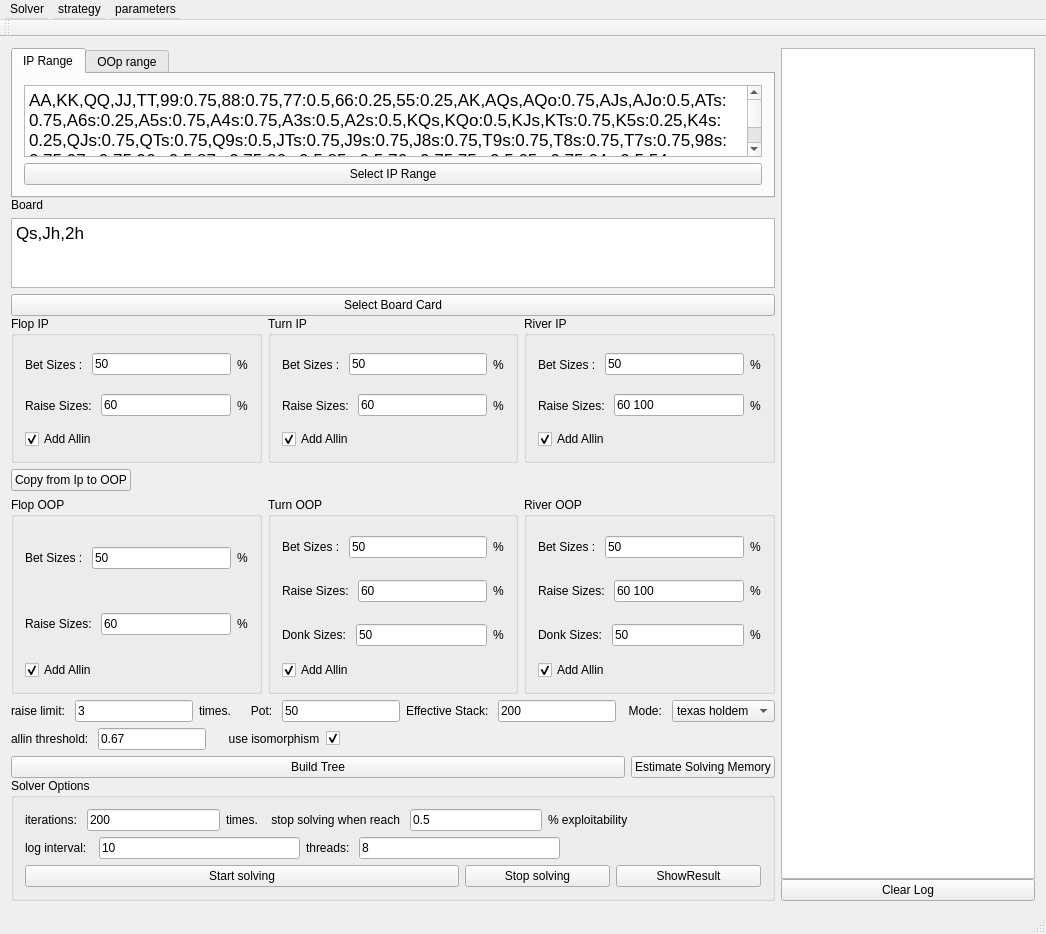
Above: mainwindow.ui from bupticybee/TexasSolver before the change. Below: the same form after it.
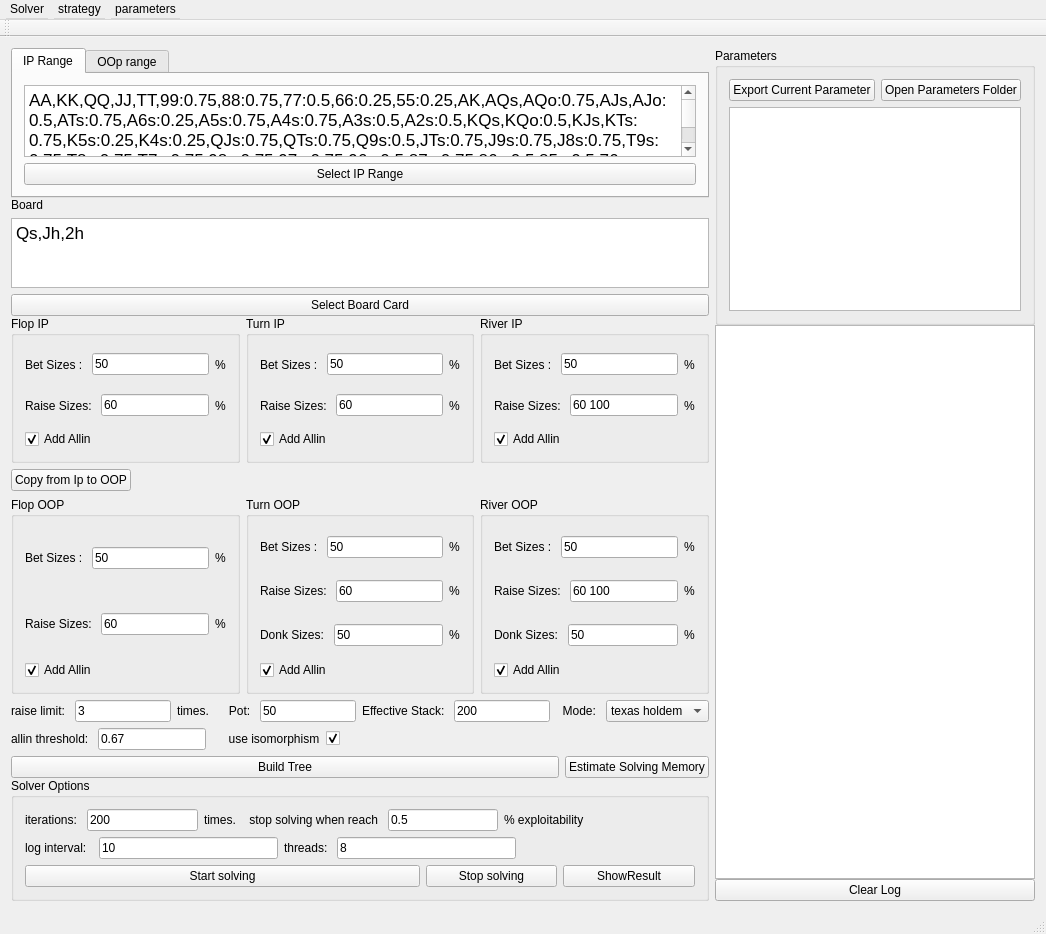
That is the form after the change. Custom widgets are drawn as their Qt base class.

Commit message: :new: parameter selector window and range selector tree view

What changed in the file:
```diff
--- a/mainwindow.ui
+++ b/mainwindow.ui
@@ -38,8 +38,8 @@
                <string>&lt;!DOCTYPE HTML PUBLIC &quot;-//W3C//DTD HTML 4.0//EN&quot; &quot;http://www.w3.org/TR/REC-html40/strict.dtd&quot;&gt;
 &lt;html&gt;&lt;head&gt;&lt;meta name=&quot;qrichtext&quot; content=&quot;1&quot; /&gt;&lt;style type=&quot;text/css&quot;&gt;
 p, li { white-space: pre-wrap; }
-&lt;/style&gt;&lt;/head&gt;&lt;body style=&quot; font-family:'.AppleSystemUIFont'; font-size:13pt; font-weight:400; font-style:normal;&quot;&gt;
-&lt;p style=&quot; margin-top:0px; margin-bottom:0px; margin-left:0px; margin-right:0px; -qt-block-indent:0; text-indent:0px;&quot;&gt;AA,KK,QQ,JJ,TT,99:0.75,88:0.75,77:0.5,66:0.25,55:0.25,AK,AQs,AQo:0.75,AJs,AJo:0.5,ATs:0.75,A6s:0.25,A5s:0.75,A4s:0.75,A3s:0.5,A2s:0.5,KQs,KQo:0.5,KJs,KTs:0.75,K5s:0.25,K4s:0.25,QJs:0.75,QTs:0.75,Q9s:0.5,JTs:0.75,J9s:0.75,J8s:0.75,T9s:0.75,T8s:0.75,T7s:0.75,98s:0.75,97s:0.75,96s:0.5,87s:0.75,86s:0.5,85s:0.5,76s:0.75,75s:0.5,65s:0.75,64s:0.5,54s:0.75,53s:0.5,43s:0.5&lt;/p&gt;&lt;/body&gt;&lt;/html&gt;</string>
+&lt;/style&gt;&lt;/head&gt;&lt;body style=&quot; font-family:'SimSun'; font-size:9pt; font-weight:400; font-style:normal;&quot;&gt;
+&lt;p style=&quot; margin-top:0px; margin-bottom:0px; margin-left:0px; margin-right:0px; -qt-block-indent:0; text-indent:0px;&quot;&gt;&lt;span style=&quot; font-family:'.AppleSystemUIFont'; font-size:13pt;&quot;&gt;AA,KK,QQ,JJ,TT,99:0.75,88:0.75,77:0.5,66:0.25,55:0.25,AK,AQs,AQo:0.75,AJs,AJo:0.5,ATs:0.75,A6s:0.25,A5s:0.75,A4s:0.75,A3s:0.5,A2s:0.5,KQs,KQo:0.5,KJs,KTs:0.75,K5s:0.25,K4s:0.25,QJs:0.75,QTs:0.75,Q9s:0.5,JTs:0.75,J9s:0.75,J8s:0.75,T9s:0.75,T8s:0.75,T7s:0.75,98s:0.75,97s:0.75,96s:0.5,87s:0.75,86s:0.5,85s:0.5,76s:0.75,75s:0.5,65s:0.75,64s:0.5,54s:0.75,53s:0.5,43s:0.5&lt;/span&gt;&lt;/p&gt;&lt;/body&gt;&lt;/html&gt;</string>
               </property>
              </widget>
             </item>
@@ -96,8 +96,8 @@
            <string>&lt;!DOCTYPE HTML PUBLIC &quot;-//W3C//DTD HTML 4.0//EN&quot; &quot;http://www.w3.org/TR/REC-html40/strict.dtd&quot;&gt;
 &lt;html&gt;&lt;head&gt;&lt;meta name=&quot;qrichtext&quot; content=&quot;1&quot; /&gt;&lt;style type=&quot;text/css&quot;&gt;
 p, li { white-space: pre-wrap; }
-&lt;/style&gt;&lt;/head&gt;&lt;body style=&quot; font-family:'.AppleSystemUIFont'; font-size:13pt; font-weight:400; font-style:normal;&quot;&gt;
-&lt;p style=&quot; margin-top:0px; margin-bottom:0px; margin-left:0px; margin-right:0px; -qt-block-indent:0; text-indent:0px;&quot;&gt;Qs,Jh,2h&lt;/p&gt;&lt;/body&gt;&lt;/html&gt;</string>
+&lt;/style&gt;&lt;/head&gt;&lt;body style=&quot; font-family:'SimSun'; font-size:9pt; font-weight:400; font-style:normal;&quot;&gt;
+&lt;p style=&quot; margin-top:0px; margin-bottom:0px; margin-left:0px; margin-right:0px; -qt-block-indent:0; text-indent:0px;&quot;&gt;&lt;span style=&quot; font-family:'.AppleSystemUIFont'; font-size:13pt;&quot;&gt;Qs,Jh,2h&lt;/span&gt;&lt;/p&gt;&lt;/body&gt;&lt;/html&gt;</string>
           </property>
          </widget>
         </item>
@@ -957,10 +957,63 @@
      </layout>
     </item>
     <item>
-     <layout class="QVBoxLayout" name="infoLayout">
+     <layout class="QVBoxLayout" name="infoLayout" stretch="1,2,0">
       <property name="spacing">
        <number>0</number>
       </property>
+      <item>
+       <layout class="QVBoxLayout" name="verticalLayout_10" stretch="1">
+        <item>
+         <widget class="QGroupBox" name="groupBox_8">
+          <property name="title">
+           <string>Parameters</string>
+          </property>
+          <layout class="QVBoxLayout" name="verticalLayout_11">
+           <item>
+            <layout class="QHBoxLayout" name="horizontalLayout_23">
+             <item>
+              <widget class="QPushButton" name="exportCurrentParameterButton">
+               <property name="text">
+                <string>Export Current Parameter</string>
+               </property>
+              </widget>
+             </item>
+             <item>
+              <widget class="QPushButton" name="openParametersFolderButton">
+               <property name="text">
+                <string>Open Parameters Folder</string>
+               </property>
+              </widget>
+             </item>
+             <item>
+              <spacer name="horizontalSpacer_4">
+               <property name="orientation">
+                <enum>Qt::Horizontal</enum>
+               </property>
+               <property name="sizeHint" stdset="0">
+                <size>
+                 <width>40</width>
+                 <height>20</height>
+                </size>
+               </property>
+              </spacer>
+             </item>
+            </layout>
+           </item>
+           <item>
+            <widget class="QTreeView" name="parametersTreeView">
+             <attribute name="headerVisible">
+              <bool>false</bool>
+             </attribute>
+            </widget>
+           </item>
+          </layout>
+          <zorder>parametersTreeView</zorder>
+          <zorder></zorder>
+         </widget>
+        </item>
+       </layout>
+      </item>
       <item>
        <widget class="QSTextEdit" name="logOutput"/>
       </item>
```
Left out of the diff: 4 changed lines with no effect on the pictures. The commit also changes 7 other files.
